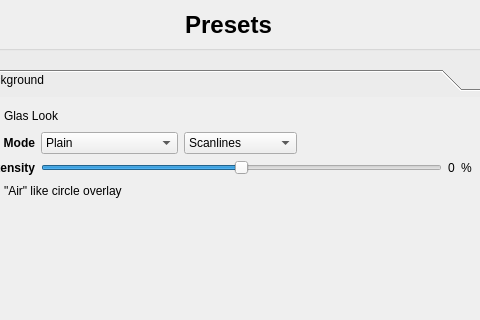
This is config/config.ui in deiv/bespin-pkg as Qt 5 draws it before an edit; both pictures show x 158 to 638 and y 0 to 320 of the 772 by 588 pixel window. The edited form follows.
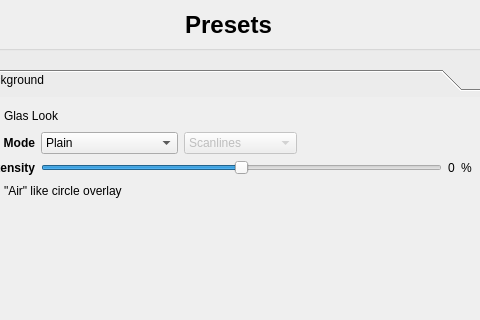
This is the edited form.

```diff
--- a/config/config.ui
+++ b/config/config.ui
@@ -617,6 +617,12 @@
               </item>
               <item row="1" column="2">
                <widget class="QComboBox" name="structure">
+                <property name="enabled">
+                 <bool>false</bool>
+                </property>
+                <property name="editable">
+                 <bool>false</bool>
+                </property>
                 <item>
                  <property name="text">
                   <string>Scanlines</string>
```
Left out of the diff: 8 changed lines with no effect on the pictures.
